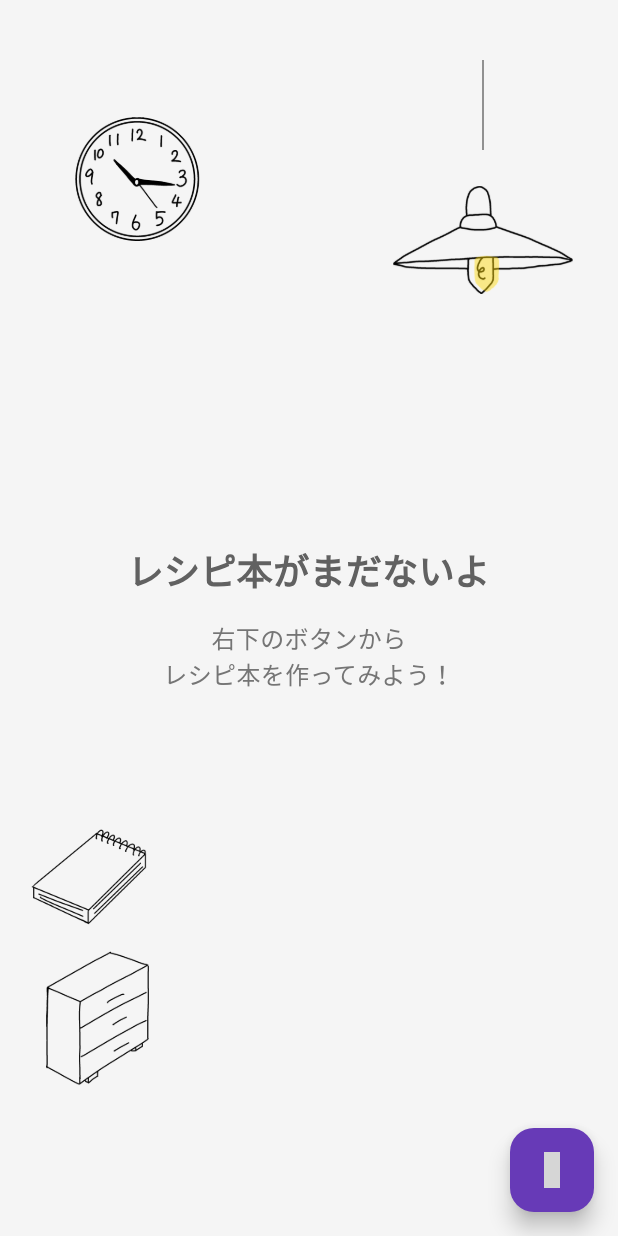
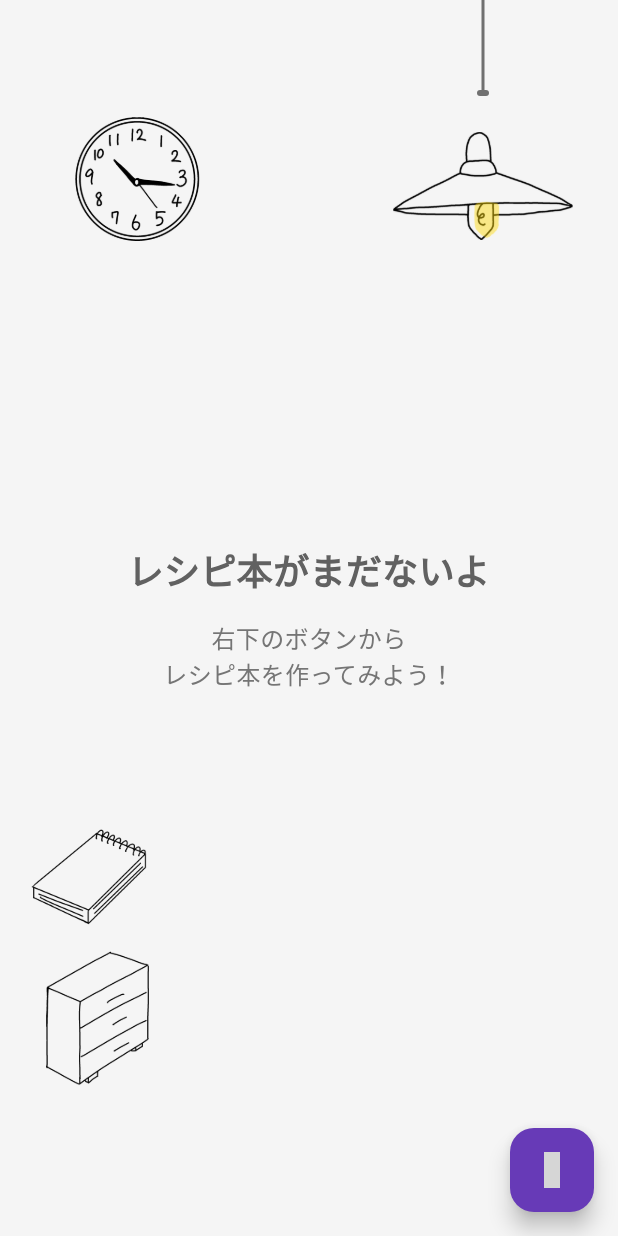
Before and after one commit to rai03k/tegaki-recipe, a Flutter app: the screen it shows after launch, on a phone screen of 412 x 824 dp. Run offline on Flutter 3.47's test engine with Material 3 defaults, Android fonts, the phone set to English and light mode, and no system bars; our stand-ins replace drift, drift_flutter, flutter_riverpod, freezed_annotation, go_router, hugeicons and 5 more; accounts and stored records are empty; generated files the repository leaves out were written again; Roboto replaces fonts that are missing (ArmedLemon); grey boxes are pictures that could not be loaded.

Commit message:
吊り下げ棒UI改善: ステータスバー連携・ランプ接続強化
- 吊り下げ棒をステータスバーの高さから開始するように修正
- 棒の太さを2pxに調整して視認性向上
- ランプとの接続部分を追加（8x4pxの小さな接続パーツ）
- MediaQueryでステータスバー高さを動的取得
- より自然で一体感のあるランプデザインに改善

🤖 Generated with [Claude Code](https://claude.ai/code)

Co-Authored-By: Claude <noreply@anthropic.com>

```diff
--- a/lib/views/home_screen.dart
+++ b/lib/views/home_screen.dart
@@ -69,9 +69,9 @@ class _HomeScreenState extends ConsumerState<HomeScreen> {
               recipeBookState.recipeBooks,
             ),
 
-          // ランプUI
+          // ランプUI（ステータスバーから伸びる）
           Positioned(
-            top: 40,
+            top: 0, // ステータスバーから開始
             right: 30,
             child: _buildLampWidget(isDarkMode, () => _onThemeToggle(themeNotifier)),
           ),
@@ -280,14 +280,30 @@ class _HomeScreenState extends ConsumerState<HomeScreen> {
   }
 
   Widget _buildLampWidget(bool isDarkMode, VoidCallback onThemeToggle) {
+    return Builder(
+      builder: (context) {
+        // ステータスバーの高さを取得
+        final statusBarHeight = MediaQuery.of(context).padding.top;
+        // 吊り下げ棒の長さをステータスバー + 余裕分に設定
+        final rodHeight = statusBarHeight + 60;
+
         return Column(
           mainAxisSize: MainAxisSize.min,
           children: [
-        // 吊り下げ棒
+            // 吊り下げ棒（ステータスバーから伸びる）
             Container(
-          width: 1,
-          height: 60,
+              width: 2, // 少し太くして見やすく
+              height: rodHeight,
               color: isDarkMode ? Colors.white70 : Colors.black54,
+            ),
+            // ランプとの接続部分
+            Container(
+              width: 8,
+              height: 4,
+              decoration: BoxDecoration(
+                color: isDarkMode ? Colors.white70 : Colors.black54,
+                borderRadius: BorderRadius.circular(2),
+              ),
             ),
             // ランプ本体（固定サイズ）
             GestureDetector(
@@ -304,6 +320,8 @@ class _HomeScreenState extends ConsumerState<HomeScreen> {
               ),
             ),
           ],
+        );
+      },
     );
   }
 
```
Also changed, not shown: 1 other file. Lines whose indentation alone changed are shown as unchanged.
